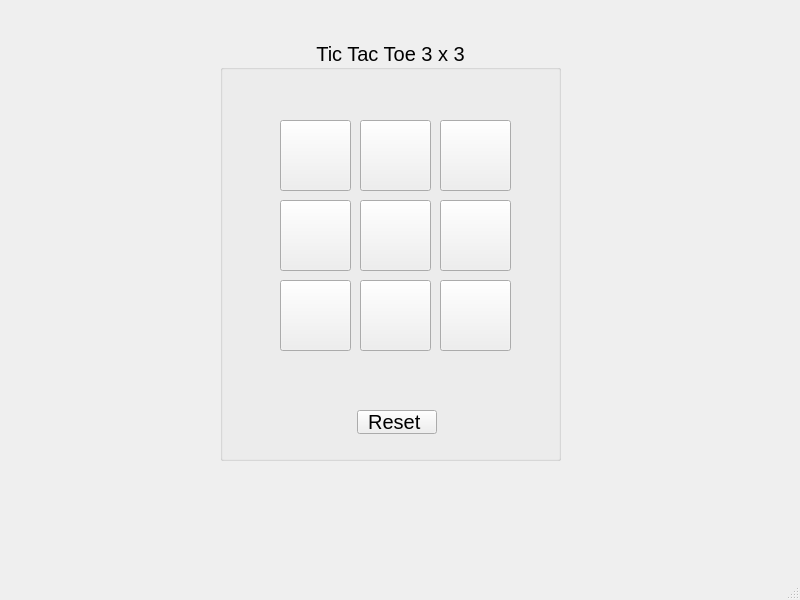
First picture: the form in tictactoe.ui, repository MTDau/TicTacToeGUI, before the edit.
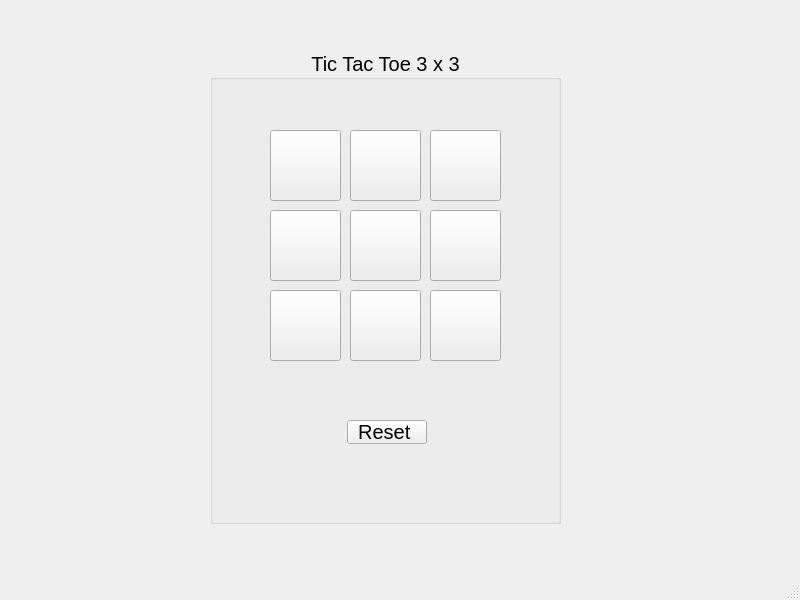
Second picture: the form after the edit.

```diff
--- a/tictactoe.ui
+++ b/tictactoe.ui
@@ -15,15 +15,30 @@
    <string>TicTacToe</string>
   </property>
   <widget class="QWidget" name="centralwidget">
+   <property name="cursor">
+    <cursorShape>ArrowCursor</cursorShape>
+   </property>
+   <property name="layoutDirection">
+    <enum>Qt::LayoutDirection::LeftToRight</enum>
+   </property>
+   <property name="autoFillBackground">
+    <bool>false</bool>
+   </property>
    <widget class="QGroupBox" name="groupBox">
     <property name="geometry">
      <rect>
-      <x>220</x>
-      <y>40</y>
-      <width>341</width>
-      <height>421</height>
+      <x>210</x>
+      <y>50</y>
+      <width>351</width>
+      <height>474</height>
      </rect>
     </property>
+    <property name="minimumSize">
+     <size>
+      <width>351</width>
+      <height>474</height>
+     </size>
+    </property>
     <property name="font">
      <font>
       <pointsize>15</pointsize>
```
